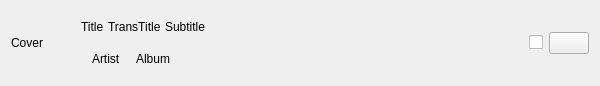
Cooooldwind/netease-downloader, file view/music_card_frame.ui: the form before one commit.
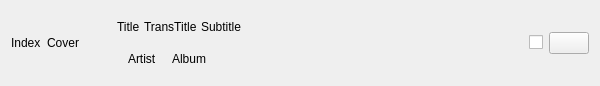
The form after the commit. Custom widgets are drawn as their Qt base class.

Diff of the .ui file:
```diff
--- a/view/music_card_frame.ui
+++ b/view/music_card_frame.ui
@@ -20,6 +20,13 @@
    <string>Frame</string>
   </property>
   <layout class="QHBoxLayout" name="horizontalLayout">
+   <item>
+    <widget class="StrongBodyLabel" name="Index">
+     <property name="text">
+      <string>Index</string>
+     </property>
+    </widget>
+   </item>
    <item>
     <widget class="ImageLabel" name="CoverLabel">
      <property name="sizePolicy">
```
